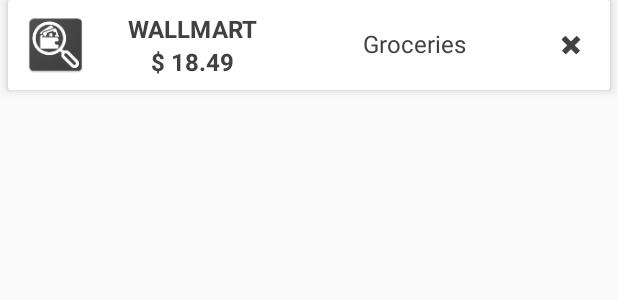
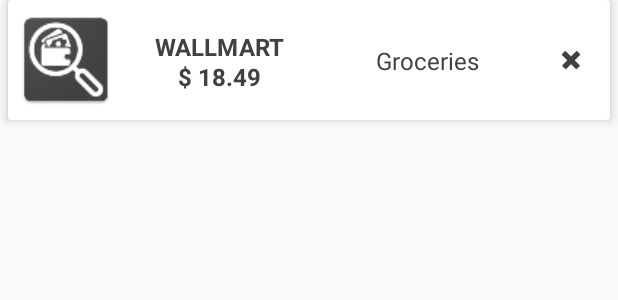
Before and after one commit to gibbo49/MyBank, an Android app: the layout item_list_view.xml on its own in the app's theme, with its tools: preview values and no code run, on a phone screen of 412 x 824 dp. Shown: the top 300 px of the screen. Run offline under Robolectric (Android 15) with nearby library versions, the phone set to English and light mode, and no system bars.

```diff
--- a/app/src/main/res/layout/item_list_view.xml
+++ b/app/src/main/res/layout/item_list_view.xml
@@ -3,7 +3,7 @@
     xmlns:app="http://schemas.android.com/apk/res-auto"
     xmlns:tools="http://schemas.android.com/tools"
     android:layout_width="match_parent"
-    android:layout_height="wrap_content"
+    android:layout_height="80dp"
     android:layout_marginBottom="5dp"
     android:layout_marginEnd="5dp"
     android:layout_marginStart="5dp"
@@ -11,15 +11,15 @@
 
     <android.support.constraint.ConstraintLayout
         android:layout_width="match_parent"
-        android:layout_height="wrap_content">
+        android:layout_height="match_parent">
 
         <ImageView
             android:id="@+id/item_categoryitem_image"
-            android:layout_width="wrap_content"
+            android:layout_width="70dp"
             android:layout_height="0dp"
-            android:layout_marginBottom="8dp"
-            android:layout_marginStart="8dp"
-            android:layout_marginTop="8dp"
+            android:layout_marginBottom="4dp"
+            android:layout_marginStart="4dp"
+            android:layout_marginTop="4dp"
             app:layout_constraintBottom_toBottomOf="parent"
             app:layout_constraintStart_toStartOf="parent"
             app:layout_constraintTop_toTopOf="parent"
@@ -30,6 +30,7 @@
             android:layout_width="0dp"
             android:layout_height="wrap_content"
             android:layout_marginEnd="16dp"
+            android:layout_marginTop="16dp"
             android:textAlignment="center"
             android:textColor="#414141"
             android:textSize="16sp"
@@ -43,6 +44,7 @@
             android:id="@+id/item_amount_text"
             android:layout_width="0dp"
             android:layout_height="wrap_content"
+            android:layout_marginBottom="16dp"
             android:layout_marginEnd="16dp"
             android:textAlignment="center"
             android:textColor="#414141"
@@ -58,9 +60,9 @@
             android:id="@+id/item_delete_button"
             android:layout_width="20dp"
             android:layout_height="20dp"
-            android:layout_marginBottom="8dp"
+            android:layout_marginBottom="16dp"
             android:layout_marginEnd="16dp"
-            android:layout_marginTop="8dp"
+            android:layout_marginTop="16dp"
             android:background="@android:drawable/ic_delete"
             android:backgroundTint="#414141"
             app:layout_constraintBottom_toBottomOf="parent"
```
Also changed, not shown: app/src/main/java/com/chrisgibson/mybank/ListActivity.kt (+30 -11 lines).
